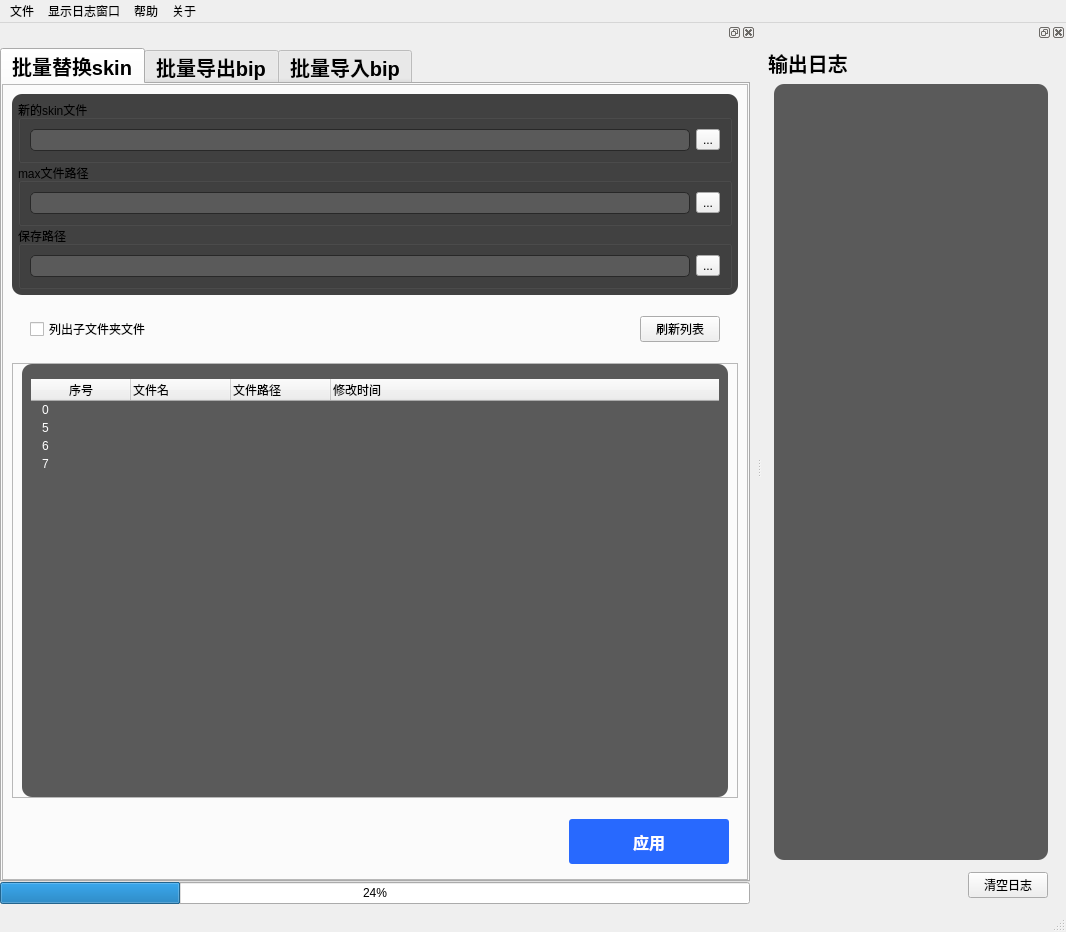
Before: the Qt Designer form temp/bath_tool/bath_tool.ui in xyg1973/PoseLibrary, drawn with Qt 5.
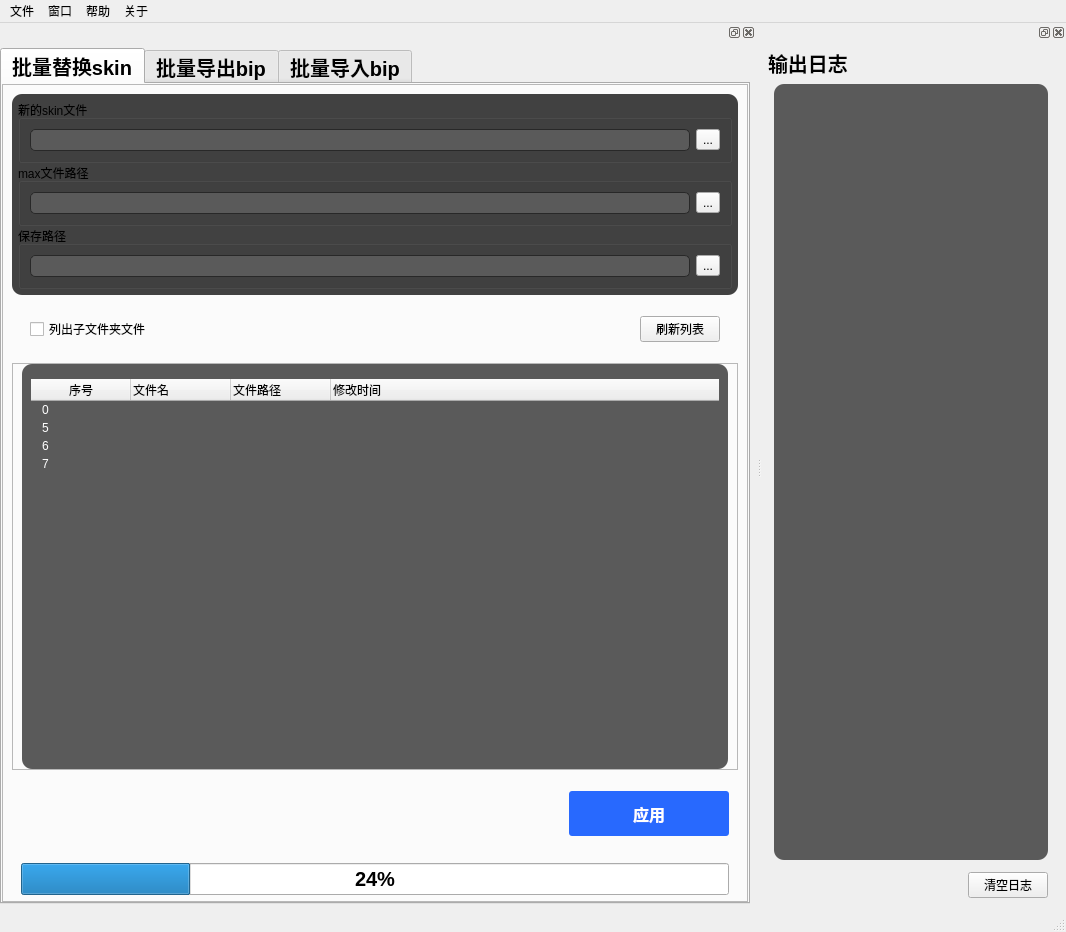
After: the same form once the commit is applied. Icons and pictures are not drawn.

Commit message: 批处理工具添加进度条功能

The edit to the form file:
```diff
--- a/temp/bath_tool/bath_tool.ui
+++ b/temp/bath_tool/bath_tool.ui
@@ -625,6 +625,41 @@
                    </layout>
                   </widget>
                  </item>
+                 <item>
+                  <layout class="QHBoxLayout" name="horizontalLayout_17">
+                   <property name="leftMargin">
+                    <number>9</number>
+                   </property>
+                   <property name="topMargin">
+                    <number>6</number>
+                   </property>
+                   <property name="rightMargin">
+                    <number>9</number>
+                   </property>
+                   <property name="bottomMargin">
+                    <number>6</number>
+                   </property>
+                   <item>
+                    <widget class="QProgressBar" name="progressBar">
+                     <property name="inputMethodHints">
+                      <set>Qt::ImhNone</set>
+                     </property>
+                     <property name="value">
+                      <number>24</number>
+                     </property>
+                     <property name="alignment">
+                      <set>Qt::AlignCenter</set>
+                     </property>
+                     <property name="textVisible">
+                      <bool>true</bool>
+                     </property>
+                     <property name="format">
+                      <string>%p%</string>
+                     </property>
+                    </widget>
+                   </item>
+                  </layout>
+                 </item>
                 </layout>
                </widget>
               </item>
@@ -947,13 +982,6 @@
             </widget>
            </widget>
           </item>
-          <item>
-           <widget class="QProgressBar" name="progressBar">
-            <property name="value">
-             <number>24</number>
-            </property>
-           </widget>
-          </item>
          </layout>
         </item>
        </layout>
@@ -1102,7 +1130,7 @@
      <x>0</x>
      <y>0</y>
      <width>1066</width>
-     <height>18</height>
+     <height>22</height>
     </rect>
    </property>
    <widget class="QMenu" name="menu">
@@ -1112,7 +1140,7 @@
    </widget>
    <widget class="QMenu" name="menu_2">
     <property name="title">
-     <string>显示日志窗口</string>
+     <string>窗口</string>
     </property>
    </widget>
    <widget class="QMenu" name="menu_3">
```
Left out of the diff: 12 changed lines with no effect on the pictures. The commit also changes 2 other files.
